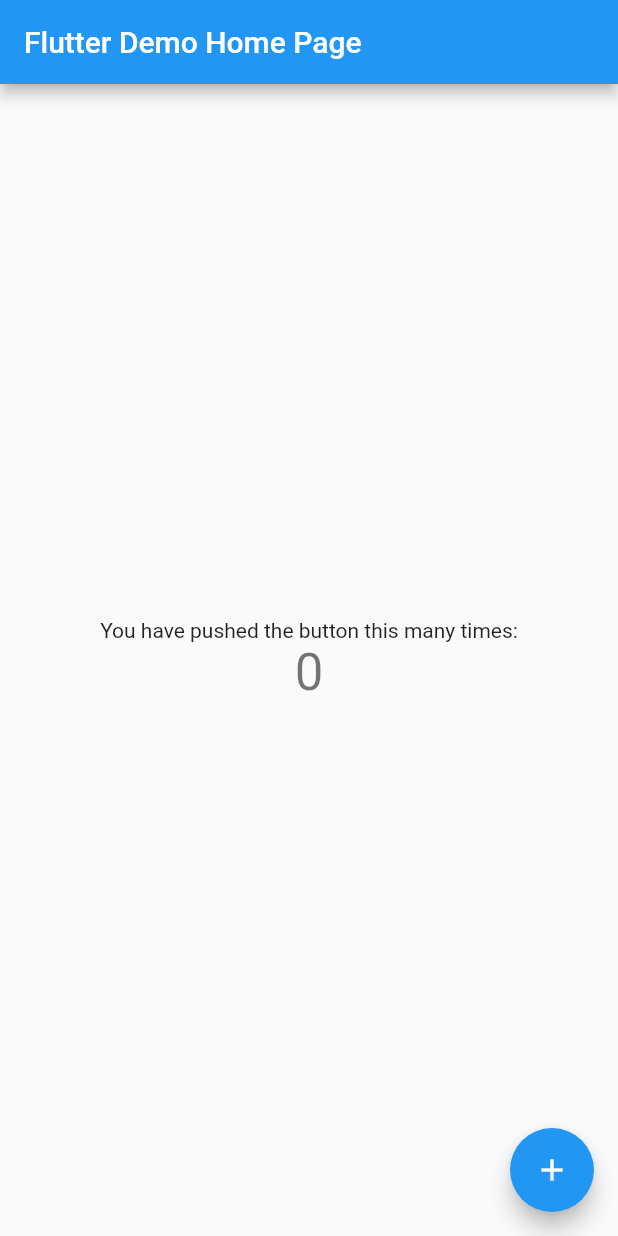
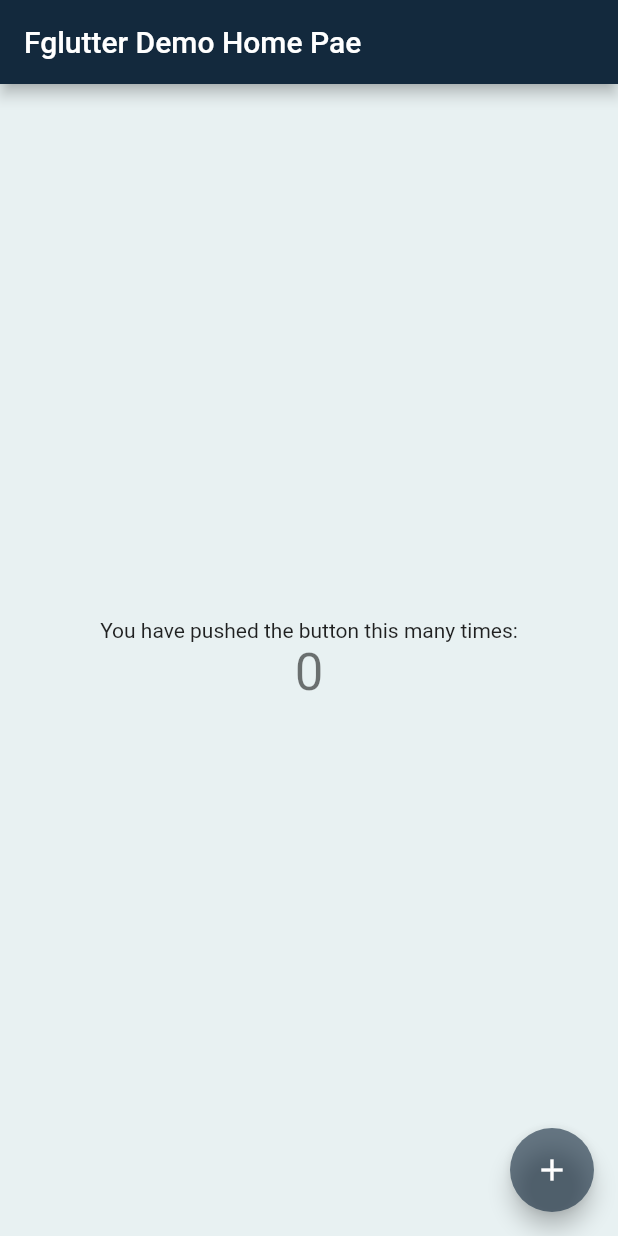
Before and after one commit to AitmaZh/speak-it-kz, a Flutter app: the screen it shows after launch, on a phone screen of 412 x 824 dp. Run offline on Flutter 3.47's test engine with Material 2 defaults, Android fonts, the phone set to English and light mode, and no system bars; Roboto replaces fonts that are missing (San Serif).

Commit message:
light theme added

```diff
--- a/lib/main.dart
+++ b/lib/main.dart
@@ -3,6 +3,22 @@ import 'package:flutter/material.dart';
 void main() {
   runApp(const MyApp());
 }
+
+MaterialColor myColor = MaterialColor(
+  const Color.fromRGBO(19, 41, 61, 1).value,
+  <int, Color>{
+    50: Color.fromRGBO(19, 41, 61, 0.1),
+    100: Color.fromRGBO(19, 41, 61, 0.2),
+    200: Color.fromRGBO(19, 41, 61, 0.3),
+    300: Color.fromRGBO(19, 41, 61, 0.4),
+    400: Color.fromRGBO(19, 41, 61, 0.5),
+    500: Color.fromRGBO(19, 41, 61, 0.6),
+    600: Color.fromRGBO(19, 41, 61, 0.7),
+    700: Color.fromRGBO(19, 41, 61, 0.8),
+    800: Color.fromRGBO(19, 41, 61, 0.9),
+    900: Color.fromRGBO(19, 41, 61, 1),
+  },
+);
 
 class MyApp extends StatelessWidget {
   const MyApp({super.key});
@@ -10,11 +26,23 @@ class MyApp extends StatelessWidget {
   @override
   Widget build(BuildContext context) {
     return MaterialApp(
-      title: 'Flutter Demo',
+      title: 'Speak IT',
       theme: ThemeData(
-        primarySwatch: Colors.blue,
+        brightness: Brightness.light,
+        // primaryColor: const Color.fromRGBO(19, 41, 61, 1),
+        scaffoldBackgroundColor: const Color.fromRGBO(232, 241, 242, 1),
+        primarySwatch: myColor,
+
+        fontFamily: 'San Serif',
+
+        /* textTheme: const TextTheme(
+          displayLarge: TextStyle(fontSize: 72.0, fontWeight: FontWeight.bold),
+          titleLarge: TextStyle(fontSize: 36.0, fontStyle: FontStyle.italic),
+          bodyMedium: TextStyle(fontSize: 14.0, fontFamily: 'Hind'),
+        ), */
       ),
-      home: const MyHomePage(title: 'Flutter Demo Home Page'),
+      home: const MyHomePage(title: 'Fglutter Demo Home Pae'),
+      debugShowCheckedModeBanner: false,
     );
   }
 }
```
